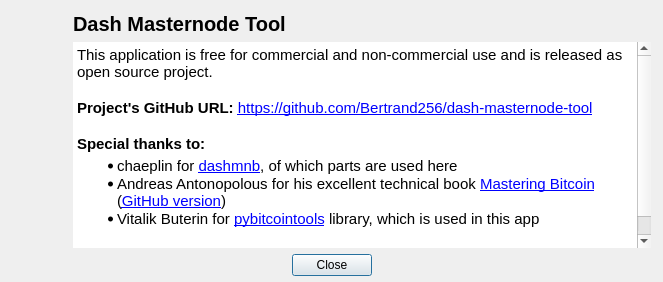
This is src/ui/ui_about_dlg.ui in Bertrand256/dash-masternode-tool as Qt 5 draws it before an edit. The edited form follows.
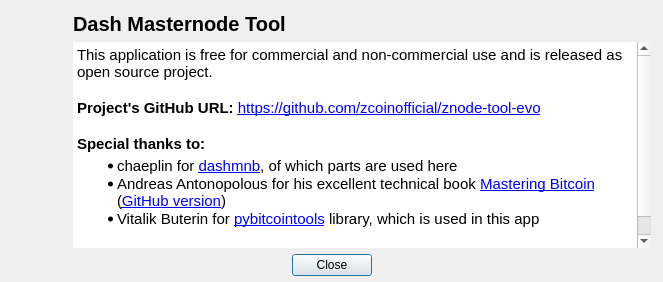
This is the edited form.

Commit message: Update About dialog.

```diff
--- a/src/ui/ui_about_dlg.ui
+++ b/src/ui/ui_about_dlg.ui
@@ -134,14 +134,14 @@
 &lt;/style&gt;&lt;/head&gt;&lt;body style=&quot; font-family:'Arial'; font-size:13pt; font-weight:400; font-style:normal;&quot;&gt;
 &lt;p style=&quot; margin-top:0px; margin-bottom:0px; margin-left:0px; margin-right:0px; -qt-block-indent:0; text-indent:0px;&quot;&gt;&lt;span style=&quot; font-size:11pt;&quot;&gt;This application is free for commercial and non-commercial use and is released as open source project.&lt;/span&gt;&lt;/p&gt;
 &lt;p style=&quot; margin-top:0px; margin-bottom:0px; margin-left:0px; margin-right:0px; -qt-block-indent:0; text-indent:0px;&quot;&gt;&lt;span style=&quot; font-size:11pt;&quot;&gt; &lt;/span&gt;&lt;/p&gt;
-&lt;p style=&quot; margin-top:0px; margin-bottom:0px; margin-left:0px; margin-right:0px; -qt-block-indent:0; text-indent:0px;&quot;&gt;&lt;span style=&quot; font-size:11pt; font-weight:600;&quot;&gt;Project's GitHub URL:&lt;/span&gt;&lt;span style=&quot; font-size:11pt;&quot;&gt; &lt;/span&gt;&lt;a href=&quot;https://github.com/Bertrand256/dash-masternode-tool&quot;&gt;&lt;span style=&quot; font-size:11pt; text-decoration: underline; color:#0000ff;&quot;&gt;https://github.com/Bertrand256/dash-masternode-tool&lt;/span&gt;&lt;/a&gt;&lt;span style=&quot; font-size:11pt;&quot;&gt; &lt;/span&gt;&lt;/p&gt;
+&lt;p style=&quot; margin-top:0px; margin-bottom:0px; margin-left:0px; margin-right:0px; -qt-block-indent:0; text-indent:0px;&quot;&gt;&lt;span style=&quot; font-size:11pt; font-weight:600;&quot;&gt;Project's GitHub URL:&lt;/span&gt;&lt;span style=&quot; font-size:11pt;&quot;&gt; &lt;/span&gt;&lt;a href=&quot;https://github.com/zcoinofficial/znode-tool-evo&quot;&gt;&lt;span style=&quot; font-size:11pt; text-decoration: underline; color:#0000ff;&quot;&gt;https://github.com/zcoinofficial/znode-tool-evo&lt;/span&gt;&lt;/a&gt;&lt;span style=&quot; font-size:11pt;&quot;&gt; &lt;/span&gt;&lt;/p&gt;
 &lt;p style=&quot;-qt-paragraph-type:empty; margin-top:0px; margin-bottom:0px; margin-left:0px; margin-right:0px; -qt-block-indent:0; text-indent:0px; font-size:11pt;&quot;&gt;&lt;br /&gt;&lt;/p&gt;
 &lt;p style=&quot; margin-top:0px; margin-bottom:0px; margin-left:0px; margin-right:0px; -qt-block-indent:0; text-indent:0px;&quot;&gt;&lt;span style=&quot; font-size:11pt; font-weight:600;&quot;&gt;Special thanks to:&lt;/span&gt;&lt;/p&gt;
 &lt;ul style=&quot;margin-top: 0px; margin-bottom: 0px; margin-left: 0px; margin-right: 0px; -qt-list-indent: 1;&quot;&gt;&lt;li style=&quot; font-size:11pt;&quot; style=&quot; margin-top:4px; margin-bottom:0px; margin-left:0px; margin-right:0px; -qt-block-indent:0; text-indent:0px;&quot;&gt;chaeplin for &lt;a href=&quot;https://github.com/chaeplin/dashmnb&quot;&gt;&lt;span style=&quot; text-decoration: underline; color:#0000ff;&quot;&gt;dashmnb&lt;/span&gt;&lt;/a&gt;, of which parts are used here&lt;/li&gt;
 &lt;li style=&quot; font-size:11pt;&quot; style=&quot; margin-top:0px; margin-bottom:0px; margin-left:0px; margin-right:0px; -qt-block-indent:0; text-indent:0px;&quot;&gt;Andreas Antonopolous for his excellent technical book &lt;a href=&quot;http://shop.oreilly.com/product/0636920049524.do&quot;&gt;&lt;span style=&quot; text-decoration: underline; color:#0000ff;&quot;&gt;Mastering Bitcoin&lt;/span&gt;&lt;/a&gt; (&lt;a href=&quot;https://github.com/bitcoinbook/bitcoinbook/tree/develop&quot;&gt;&lt;span style=&quot; text-decoration: underline; color:#0000ff;&quot;&gt;GitHub version&lt;/span&gt;&lt;/a&gt;)&lt;/li&gt;
 &lt;li style=&quot; font-size:11pt;&quot; style=&quot; margin-top:0px; margin-bottom:6px; margin-left:0px; margin-right:0px; -qt-block-indent:0; text-indent:0px;&quot;&gt;Vitalik Buterin for &lt;a href=&quot;https://github.com/vbuterin/pybitcointools&quot;&gt;&lt;span style=&quot; text-decoration: underline; color:#0000ff;&quot;&gt;pybitcointools&lt;/span&gt;&lt;/a&gt; library, which is used in this app&lt;/li&gt;&lt;/ul&gt;
 &lt;p style=&quot;-qt-paragraph-type:empty; margin-top:0px; margin-bottom:0px; margin-left:0px; margin-right:0px; -qt-block-indent:0; text-indent:0px; font-size:8.25pt;&quot;&gt;&lt;br /&gt;&lt;/p&gt;
-&lt;p style=&quot; margin-top:0px; margin-bottom:0px; margin-left:0px; margin-right:0px; -qt-block-indent:0; text-indent:0px;&quot;&gt;&lt;span style=&quot; font-size:11pt; font-weight:600;&quot;&gt;Author:&lt;/span&gt;&lt;span style=&quot; font-size:11pt;&quot;&gt; Bertrand256 (&lt;/span&gt;&lt;a href=&quot;mailto:blogin@protonmail.com&quot;&gt;&lt;span style=&quot; text-decoration: underline; color:#0000ff;&quot;&gt;blogin@protonmail.com&lt;/span&gt;&lt;/a&gt;&lt;span style=&quot; font-size:11pt;&quot;&gt;)&lt;/span&gt;&lt;/p&gt;&lt;/body&gt;&lt;/html&gt;</string>
+&lt;p style=&quot; margin-top:0px; margin-bottom:0px; margin-left:0px; margin-right:0px; -qt-block-indent:0; text-indent:0px;&quot;&gt;&lt;span style=&quot; font-size:11pt; font-weight:600;&quot;&gt;Original Author:&lt;/span&gt;&lt;span style=&quot; font-size:11pt;&quot;&gt; &lt;/span&gt;&lt;a href=&quot;https://github.com/Bertrand256/dash-masternode-tool&quot;&gt;&lt;span style=&quot; text-decoration: underline; color:#0000ff;&quot;&gt;Bertrand256&lt;/span&gt;&lt;/a&gt;&lt;span style=&quot; font-size:11pt;&quot;&gt;&lt;/span&gt;&lt;/p&gt;&lt;/body&gt;&lt;/html&gt;</string>
           </property>
          </widget>
         </item>
```
The commit also changes 5 other files.
